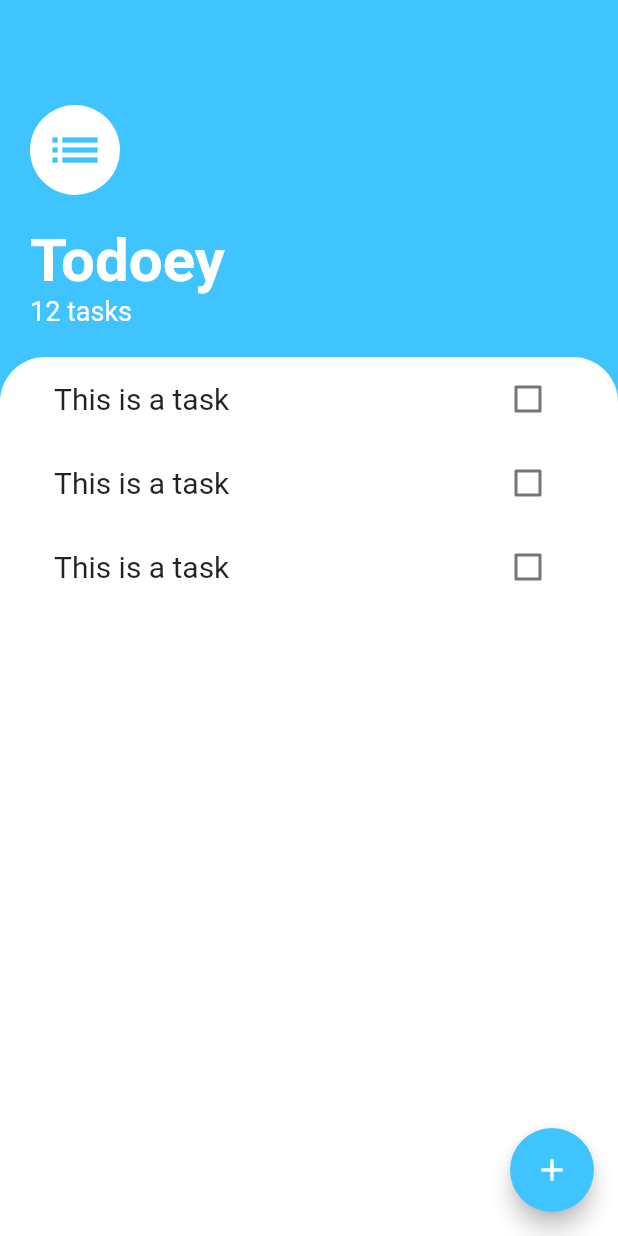
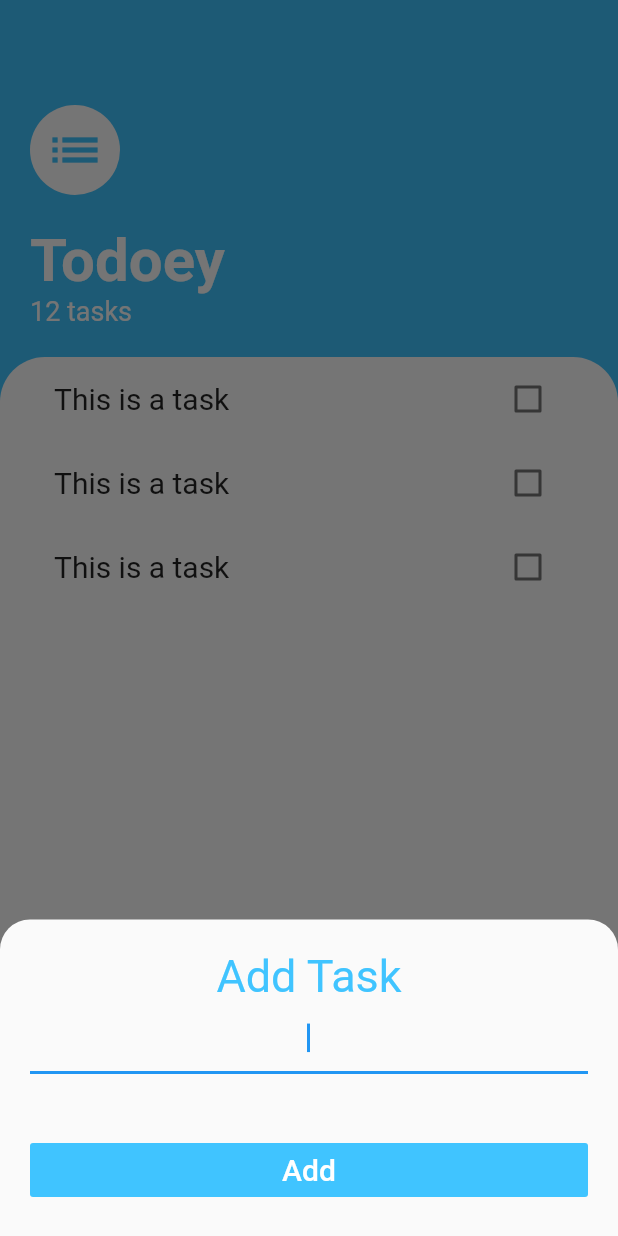
Before and after one commit to amaljoe/todoey_flutter, a Flutter app: the screen it shows after launch, after a tap on the "add" icon, on a phone screen of 412 x 824 dp. Run offline on Flutter 3.47's test engine with Material 2 defaults, Android fonts, the phone set to English and light mode, and no system bars.

Commit message:
Added bottom sheet

```diff
--- a/lib/main.dart
+++ b/lib/main.dart
@@ -1,4 +1,6 @@
 import 'package:flutter/material.dart';
+import 'package:todoey_flutter/screens/tasks_screen.dart';
+import 'file:///C:/Users/amalj/AndroidStudioProjects/flutter_apps/todoey_flutter/lib/screens/add_task_screen.dart';
 
 import 'components/tasks_list.dart';
 
@@ -6,79 +8,11 @@ void main() {
   runApp(MyApp());
 }
 
-class MyApp extends StatefulWidget {
-  @override
-  _MyAppState createState() => _MyAppState();
-}
-
-class _MyAppState extends State<MyApp> {
+class MyApp extends StatelessWidget {
   @override
   Widget build(BuildContext context) {
     return MaterialApp(
-      home: Scaffold(
-        backgroundColor: Colors.lightBlueAccent,
-        floatingActionButton: FloatingActionButton(
-          onPressed: () {},
-          child: Icon(Icons.add),
-          backgroundColor: Colors.lightBlueAccent,
-        ),
-        body: Column(
-          crossAxisAlignment: CrossAxisAlignment.start,
-          children: [
-            Container(
-              padding: EdgeInsets.only(top: 70, left: 20),
-              child: Column(
-                crossAxisAlignment: CrossAxisAlignment.start,
-                children: [
-                  CircleAvatar(
-                    child: Icon(
-                      Icons.list,
-                      color: Colors.lightBlueAccent,
-                      size: 40,
-                    ),
-                    radius: 30,
-                    backgroundColor: Colors.white,
-                  ),
-                  SizedBox(
-                    height: 20,
-                  ),
-                  Text(
-                    'Todoey',
-                    style: TextStyle(
-                      color: Colors.white,
-                      fontSize: 40,
-                      fontWeight: FontWeight.w700,
-                    ),
-                  ),
-                  Text(
-                    '12 tasks',
-                    style: TextStyle(
-                      color: Colors.white,
-                      fontSize: 18,
-                    ),
-                  ),
-                ],
-              ),
-            ),
-            SizedBox(
-              height: 20,
-            ),
-            Expanded(
-              child: Container(
-                padding: EdgeInsets.symmetric(horizontal: 20),
-                decoration: BoxDecoration(
-                  color: Colors.white,
-                  borderRadius: BorderRadius.only(
-                    topLeft: Radius.circular(30),
-                    topRight: Radius.circular(30),
-                  ),
-                ),
-                child: TasksList(),
-              ),
-            )
-          ],
-        ),
-      ),
+      home: TasksScreen(),
     );
   }
 }
--- /dev/null
+++ b/lib/screens/add_task_screen.dart
@@ -0,0 +1,40 @@
+import 'package:flutter/material.dart';
+
+class AddTaskScreen extends StatelessWidget {
+  @override
+  Widget build(BuildContext context) {
+    return SingleChildScrollView(
+      padding:
+          EdgeInsets.only(bottom: MediaQuery.of(context).viewInsets.bottom),
+      child: Container(
+        padding: EdgeInsets.all(20),
+        child: Column(
+          crossAxisAlignment: CrossAxisAlignment.stretch,
+          children: [
+            Text(
+              'Add Task',
+              textAlign: TextAlign.center,
+              style: TextStyle(color: Colors.lightBlueAccent, fontSize: 30),
+            ),
+            TextField(
+              autofocus: true,
+              textAlign: TextAlign.center,
+              decoration: InputDecoration(fillColor: Colors.lightBlueAccent),
+            ),
+            SizedBox(
+              height: 40,
+            ),
+            FlatButton(
+              color: Colors.lightBlueAccent,
+              onPressed: () {},
+              child: Text(
+                'Add',
+                style: TextStyle(color: Colors.white, fontSize: 20),
+              ),
+            )
+          ],
+        ),
+      ),
+    );
+  }
+}
--- /dev/null
+++ b/lib/screens/tasks_screen.dart
@@ -0,0 +1,84 @@
+import 'package:flutter/material.dart';
+import 'package:todoey_flutter/components/tasks_list.dart';
+import 'package:todoey_flutter/screens/add_task_screen.dart';
+
+class TasksScreen extends StatelessWidget {
+  @override
+  Widget build(BuildContext context) {
+    return Scaffold(
+      backgroundColor: Colors.lightBlueAccent,
+      floatingActionButton: FloatingActionButton(
+        onPressed: () {
+          showModalBottomSheet(
+              shape: RoundedRectangleBorder(
+                borderRadius: BorderRadius.only(
+                  topRight: Radius.circular(20),
+                  topLeft: Radius.circular(20),
+                ),
+              ),
+              context: context,
+              isScrollControlled: true,
+              builder: (context) => AddTaskScreen());
+        },
+        child: Icon(Icons.add),
+        backgroundColor: Colors.lightBlueAccent,
+      ),
+      body: Column(
+        crossAxisAlignment: CrossAxisAlignment.start,
+        children: [
+          Container(
+            padding: EdgeInsets.only(top: 70, left: 20),
+            child: Column(
+              crossAxisAlignment: CrossAxisAlignment.start,
+              children: [
+                CircleAvatar(
+                  child: Icon(
+                    Icons.list,
+                    color: Colors.lightBlueAccent,
+                    size: 40,
+                  ),
+                  radius: 30,
+                  backgroundColor: Colors.white,
+                ),
+                SizedBox(
+                  height: 20,
+                ),
+                Text(
+                  'Todoey',
+                  style: TextStyle(
+                    color: Colors.white,
+                    fontSize: 40,
+                    fontWeight: FontWeight.w700,
+                  ),
+                ),
+                Text(
+                  '12 tasks',
+                  style: TextStyle(
+                    color: Colors.white,
+                    fontSize: 18,
+                  ),
+                ),
+              ],
+            ),
+          ),
+          SizedBox(
+            height: 20,
+          ),
+          Expanded(
+            child: Container(
+              padding: EdgeInsets.symmetric(horizontal: 20),
+              decoration: BoxDecoration(
+                color: Colors.white,
+                borderRadius: BorderRadius.only(
+                  topLeft: Radius.circular(30),
+                  topRight: Radius.circular(30),
+                ),
+              ),
+              child: TasksList(),
+            ),
+          )
+        ],
+      ),
+    );
+  }
+}
```
